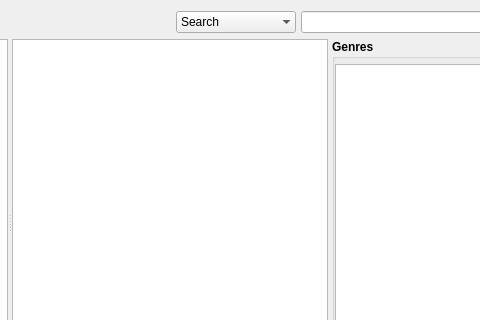
First picture: the form in src/GUI/Library/GUI_LocalLibrary.ui, repository return42/sayonara, before the edit; both pictures show x 320 to 800 and y 0 to 320 of the 986 by 813 pixel window.
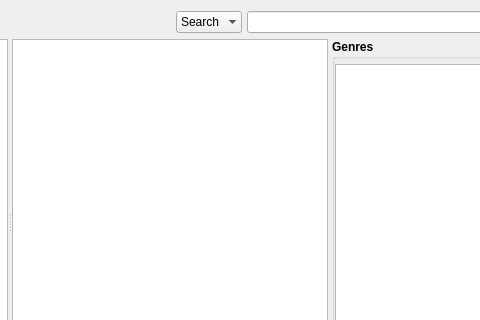
Second picture: the form after the edit. Icons and pictures are not drawn. Custom widgets are drawn as their Qt base class.

Diff of the .ui file:
```diff
--- a/src/GUI/Library/GUI_LocalLibrary.ui
+++ b/src/GUI/Library/GUI_LocalLibrary.ui
@@ -39,12 +39,6 @@
          <verstretch>0</verstretch>
         </sizepolicy>
        </property>
-       <property name="minimumSize">
-        <size>
-         <width>120</width>
-         <height>0</height>
-        </size>
-       </property>
        <property name="focusPolicy">
         <enum>Qt::ClickFocus</enum>
        </property>
```
Left out of the diff: 18 changed lines with no effect on the pictures.
